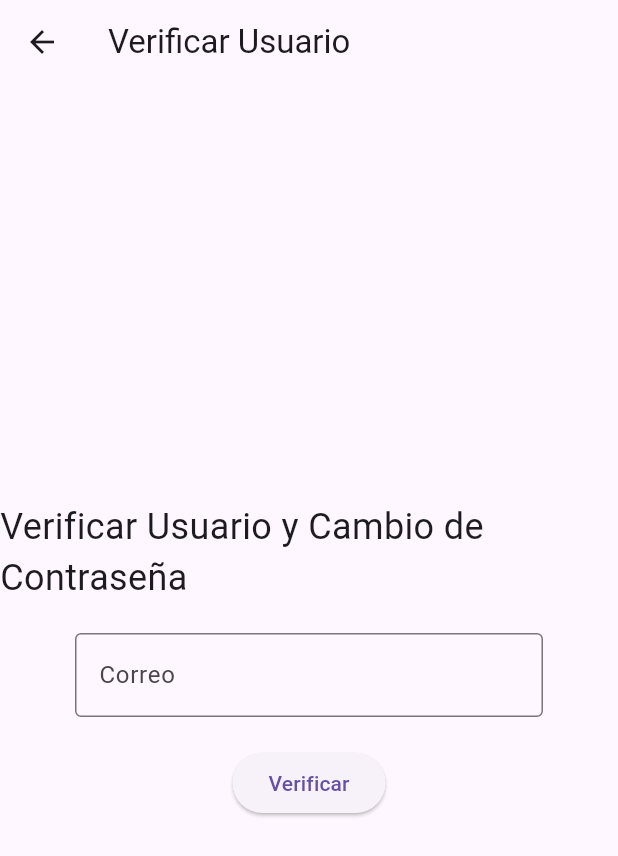
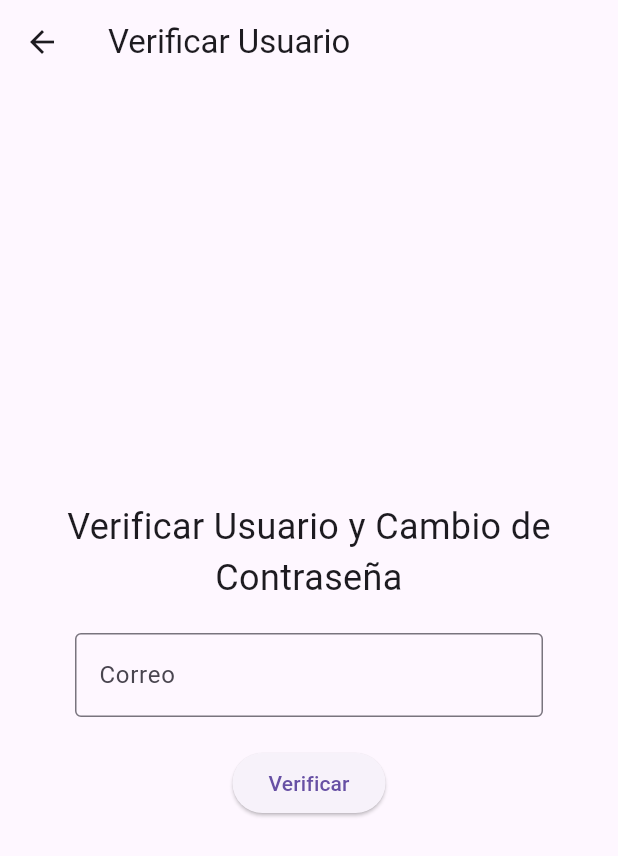
Before and after one commit to AbregoMendozaAllan/CuriosidadesAnimalesMovil2, a Flutter app: the UsuarioContrasenaPage screen opened directly, on a phone screen of 412 x 824 dp. Shown: the top 856 px of the screen. Run offline on Flutter 3.47's test engine with Material 3 defaults, Android fonts, the light colour scheme and no system bars; our stand-ins replace firebase_core; accounts and stored records are empty.

Commit message:
se centro el texto "verificar usuario y cambio de contraseña"

```diff
--- a/lib/ui/usuario_contrasena.dart
+++ b/lib/ui/usuario_contrasena.dart
@@ -11,9 +11,12 @@ class UsuarioContrasenaPage extends StatelessWidget {
         child: Column(
           mainAxisAlignment: MainAxisAlignment.center,
           children: [
-            Text(
-              'Verificar Usuario y Cambio de Contraseña',
-              style: TextStyle(fontSize: 24.0),
+            Center(
+              child: Text(
+                'Verificar Usuario y Cambio de Contraseña',
+                style: TextStyle(fontSize: 24.0),
+                textAlign: TextAlign.center, // Añadido para centrar el texto
+              ),
             ),
             SizedBox(height: 20.0),
             Padding(
```
